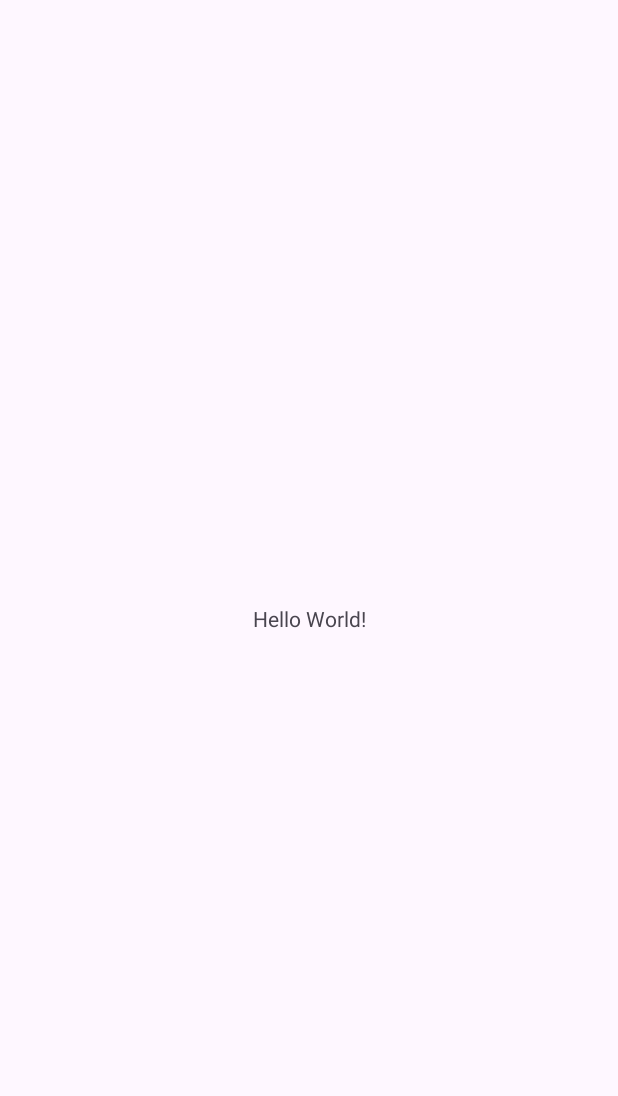
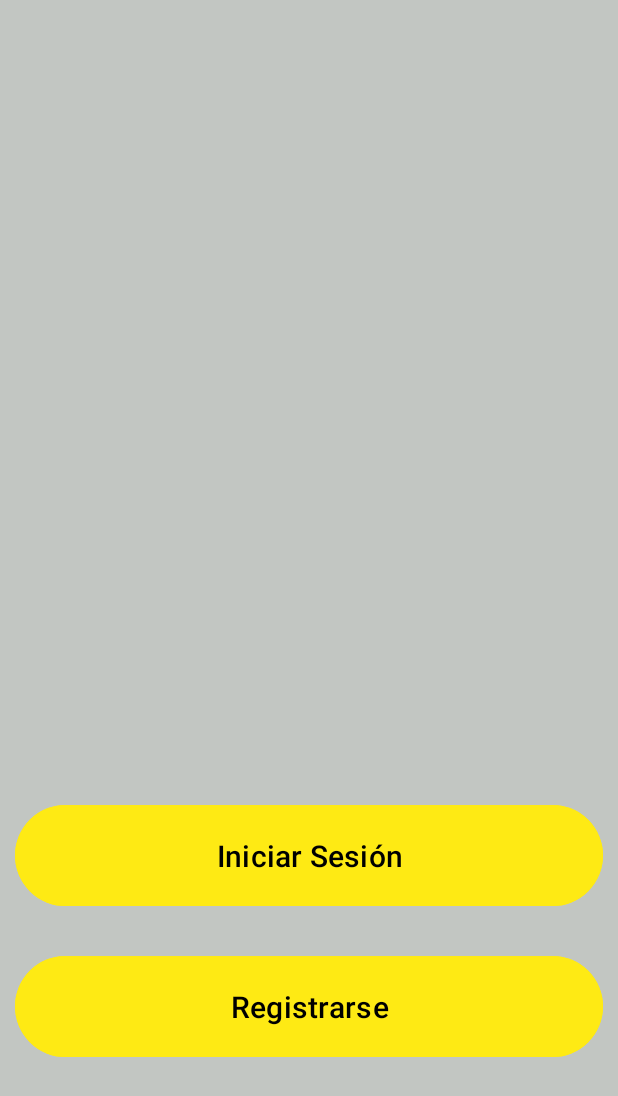
Before and after one commit to algarfer/MelHouse, an Android app: the screen it shows after launch (MainActivity), on a phone screen of 412 x 824 dp. Before the commit the part shown is almost empty. Shown: the top 1096 px of the screen. Run offline under Robolectric (Android 15) with nearby library versions, the phone set to English and light mode, and no system bars.

Commit message:
Included main page buttons and launcher icon.

```diff
--- a/apk/app/src/main/res/layout/activity_main.xml
+++ b/apk/app/src/main/res/layout/activity_main.xml
@@ -5,15 +5,39 @@
     android:id="@+id/main"
     android:layout_width="match_parent"
     android:layout_height="match_parent"
+    android:layout_margin="10dp"
     tools:context=".presentation.view.MainActivity">
 
-    <TextView
+    <Button
+        android:id="@+id/loginButton"
+        android:layout_width="match_parent"
+        android:layout_height="wrap_content"
+        android:text="@string/login"
+        android:padding="20dp"
+        android:textSize="20sp"
+        android:backgroundTint="@color/melhouse_yellow"
+        android:textColor="@color/black"
+        app:layout_constraintStart_toEndOf="parent"
+        app:layout_constraintTop_toBottomOf="@+id/guideline65" />
+
+    <Button
+        android:id="@+id/signUpButton"
+        android:layout_width="match_parent"
+        android:layout_height="wrap_content"
+        android:text="@string/signup"
+        android:padding="20dp"
+        android:textSize="20sp"
+        android:layout_marginTop="25dp"
+        android:backgroundTint="@color/melhouse_yellow"
+        android:textColor="@color/black"
+        app:layout_constraintStart_toStartOf="parent"
+        app:layout_constraintTop_toBottomOf="@+id/loginButton" />
+
+    <androidx.constraintlayout.widget.Guideline
+        android:id="@+id/guideline65"
         android:layout_width="wrap_content"
         android:layout_height="wrap_content"
-        android:text="Hello World!"
-        app:layout_constraintBottom_toBottomOf="parent"
-        app:layout_constraintEnd_toEndOf="parent"
-        app:layout_constraintStart_toStartOf="parent"
-        app:layout_constraintTop_toTopOf="parent" />
+        android:orientation="horizontal"
+        app:layout_constraintGuide_percent="0.65" />
 
 </androidx.constraintlayout.widget.ConstraintLayout>
--- a/apk/app/src/main/res/mipmap-anydpi/ic_launcher.xml
+++ b/apk/app/src/main/res/mipmap-anydpi/ic_launcher.xml
@@ -1,6 +1,6 @@
 <?xml version="1.0" encoding="utf-8"?>
 <adaptive-icon xmlns:android="http://schemas.android.com/apk/res/android">
-    <background android:drawable="@drawable/ic_launcher_background" />
-    <foreground android:drawable="@drawable/ic_launcher_foreground" />
-    <monochrome android:drawable="@drawable/ic_launcher_foreground" />
+    <background android:drawable="@drawable/logo" />
+    <foreground android:drawable="@drawable/logo" />
+    <monochrome android:drawable="@drawable/logo" />
 </adaptive-icon>
--- a/apk/app/src/main/res/mipmap-anydpi/ic_launcher_round.xml
+++ b/apk/app/src/main/res/mipmap-anydpi/ic_launcher_round.xml
@@ -1,6 +1,6 @@
 <?xml version="1.0" encoding="utf-8"?>
 <adaptive-icon xmlns:android="http://schemas.android.com/apk/res/android">
-    <background android:drawable="@drawable/ic_launcher_background" />
-    <foreground android:drawable="@drawable/ic_launcher_foreground" />
-    <monochrome android:drawable="@drawable/ic_launcher_foreground" />
+    <background android:drawable="@drawable/logo" />
+    <foreground android:drawable="@drawable/logo" />
+    <monochrome android:drawable="@drawable/logo" />
 </adaptive-icon>
--- a/apk/app/src/main/res/values/colors.xml
+++ b/apk/app/src/main/res/values/colors.xml
@@ -2,4 +2,7 @@
 <resources>
     <color name="black">#FF000000</color>
     <color name="white">#FFFFFFFF</color>
+    <color name="melhouse_yellow">#FFFEEA14</color>
+    <color name="melhouse_blue">#FF0BBAFF</color>
+    <color name="melhouse_grey">#FFC2C6C2</color>
 </resources>
--- a/apk/app/src/main/res/values/strings.xml
+++ b/apk/app/src/main/res/values/strings.xml
@@ -1,3 +1,5 @@
 <resources>
     <string name="app_name">MelHouse</string>
+    <string name="login">Iniciar Sesión</string>
+    <string name="signup">Registrarse</string>
 </resources>
--- a/apk/app/src/main/res/values/themes.xml
+++ b/apk/app/src/main/res/values/themes.xml
@@ -5,5 +5,9 @@
         <!-- <item name="colorPrimary">@color/my_light_primary</item> -->
     </style>
 
-    <style name="Theme.MelHouse" parent="Base.Theme.MelHouse" />
+    <style name="Theme.MelHouse" parent="Base.Theme.MelHouse">
+        <item name="android:windowBackground">@color/melhouse_grey</item>
+    </style>
+
+
 </resources>
```
Also changed, not shown: apk/app/src/main/res/drawable/logo.png (added).
